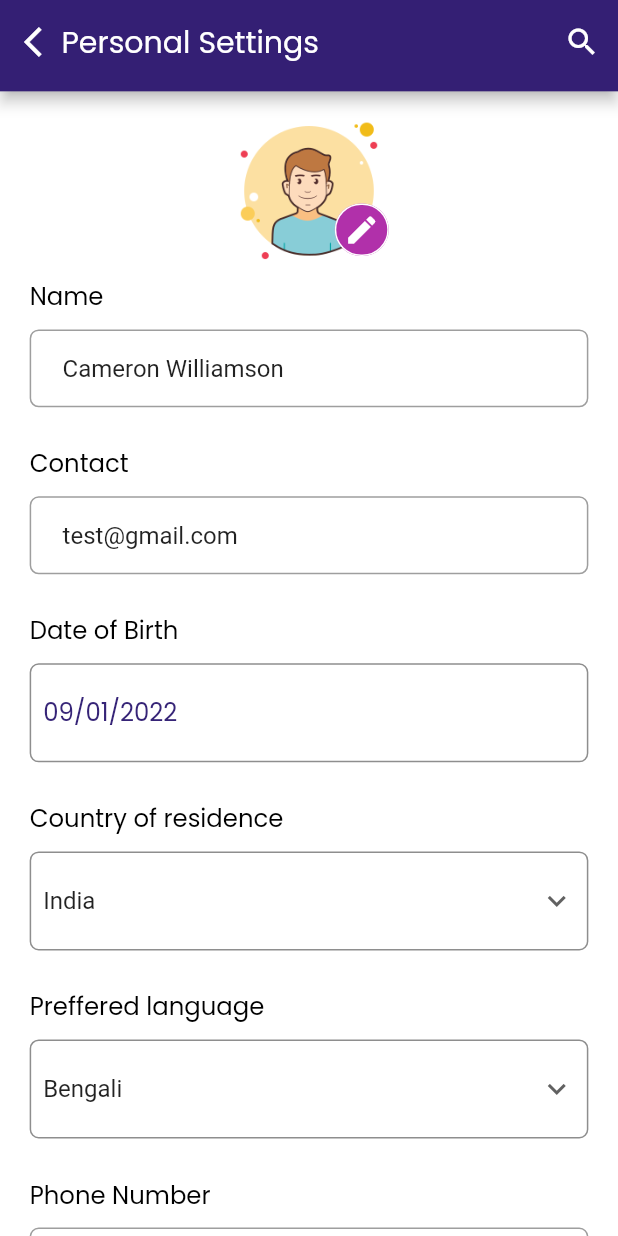
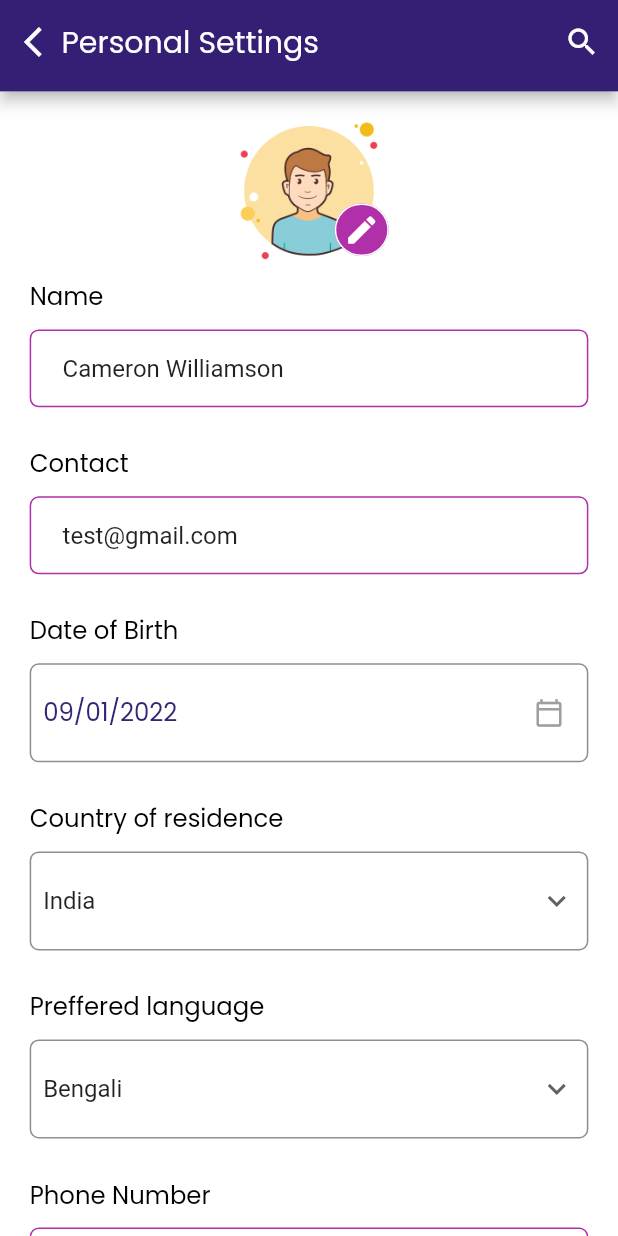
Before and after one commit to Roy-Tuhin/figmaToFluttertest, a Flutter app: the screen it shows after launch, on a phone screen of 412 x 824 dp. Run offline on Flutter 3.47's test engine with Material 2 defaults, Android fonts, the phone set to English and light mode, and no system bars; drawn by our look-alikes of date_time_picker; our stand-ins replace flutter_switch.

```diff
--- a/lib/screens/Payment_screen.dart
+++ b/lib/screens/Payment_screen.dart
@@ -362,6 +362,7 @@ class _Payment_ScreenPageState extends State<Payment_ScreenPage> {
                     width: getProportionateScreenWidth(340),
                     child: Container(
                         decoration: BoxDecoration(
+                          borderRadius: BorderRadius.circular(6),
                           gradient: LinearGradient(
                               begin: Alignment.centerLeft,
                               end: Alignment.centerRight,
@@ -371,11 +372,6 @@ class _Payment_ScreenPageState extends State<Payment_ScreenPage> {
                               ]),
                         ),
                         child: TextButton(
-                          style: TextButton.styleFrom(
-                            shape: RoundedRectangleBorder(
-                                borderRadius: BorderRadius.circular(20)),
-                            primary: Colors.white,
-                          ),
                           onPressed: () {},
                           child: Text(
                             "ADD CARD",
--- a/lib/screens/Personal_SettingsPage.dart
+++ b/lib/screens/Personal_SettingsPage.dart
@@ -162,6 +162,10 @@ class _Personal_SettingPageState extends State<Personal_SettingPage> {
                       margin: EdgeInsets.only(top: 10),
                       child: Padding(
                         padding: const EdgeInsets.all(8.0),
+                        child: Row(
+                          mainAxisAlignment: MainAxisAlignment.spaceBetween,
+                          children: [
+                            Expanded(
                               child: DateTimePicker(
                                 decoration: InputDecoration(
                                   border: InputBorder.none,
@@ -193,6 +197,20 @@ class _Personal_SettingPageState extends State<Personal_SettingPage> {
                                     // _selectedDate = value;
                                   }
                                 },
+                              ),
+                            ),
+                            Expanded(
+                              child: Padding(
+                                padding:
+                                    const EdgeInsets.symmetric(horizontal: 150),
+                                child: Icon(
+                                  Icons.calendar_today_outlined,
+                                  color: Colors.grey,
+                                  size: 20,
+                                ),
+                              ),
+                            ),
+                          ],
                         ),
                       ),
                     ),
@@ -315,13 +333,11 @@ class _Personal_SettingPageState extends State<Personal_SettingPage> {
                     height: getProportionateScreenHeight(50),
                     width: getProportionateScreenWidth(340),
                     child: Container(
-                        decoration: BoxDecoration(color: Color(0xffE5E5E5)),
+                        decoration: BoxDecoration(
+                          color: Color(0xffE5E5E5),
+                          borderRadius: BorderRadius.circular(6),
+                        ),
                         child: TextButton(
-                          style: TextButton.styleFrom(
-                            shape: RoundedRectangleBorder(
-                                borderRadius: BorderRadius.circular(20)),
-                            primary: Colors.white,
-                          ),
                           onPressed: () {
                             Navigator.push(
                               context,
@@ -349,6 +365,7 @@ class _Personal_SettingPageState extends State<Personal_SettingPage> {
                     width: getProportionateScreenWidth(340),
                     child: Container(
                         decoration: BoxDecoration(
+                          borderRadius: BorderRadius.circular(6),
                           gradient: LinearGradient(
                               begin: Alignment.centerLeft,
                               end: Alignment.centerRight,
@@ -359,11 +376,6 @@ class _Personal_SettingPageState extends State<Personal_SettingPage> {
                               ]),
                         ),
                         child: TextButton(
-                          style: TextButton.styleFrom(
-                            shape: RoundedRectangleBorder(
-                                borderRadius: BorderRadius.circular(20)),
-                            primary: Colors.white,
-                          ),
                           onPressed: () {
                             Navigator.push(
                               context,
@@ -416,7 +428,7 @@ class NewCommonTextFieldWidget extends StatelessWidget {
               borderSide: BorderSide(color: Color(0xff362477))),
           enabledBorder: OutlineInputBorder(
               borderRadius: BorderRadius.all(Radius.circular(6.0)),
-              borderSide: BorderSide(color: Colors.grey)),
+              borderSide: BorderSide(color: Color(0xffb130aa))),
         ),
       ),
     );
```
Also changed, not shown: lib/screens/Easy_Alerts_Page.dart (+6 -4 lines). Lines whose indentation alone changed are shown as unchanged.
